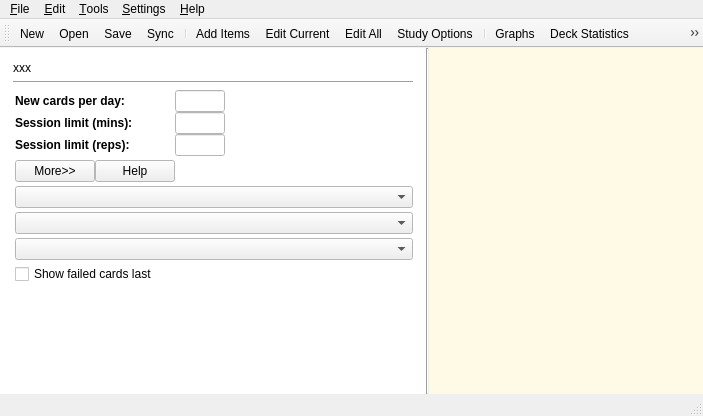
This is designer/main.ui in ankitects/anki as Qt 5 draws it before an edit. The edited form follows.
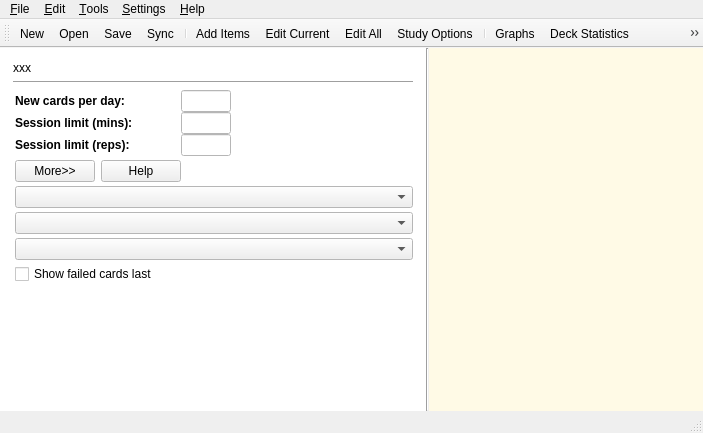
This is the edited form. The open tabs and pages were chosen to show the change. Icons and pictures are not drawn.

Commit message: increase spacing between 'more' and 'help'

The edit to the form file:
```diff
--- a/designer/main.ui
+++ b/designer/main.ui
@@ -6,7 +6,7 @@
     <x>0</x>
     <y>0</y>
     <width>699</width>
-    <height>416</height>
+    <height>433</height>
    </rect>
   </property>
   <property name="sizePolicy" >
@@ -23,14 +23,6 @@
     <normaloff>:/icons/anki.png</normaloff>:/icons/anki.png</iconset>
   </property>
   <widget class="QWidget" name="centralwidget" >
-   <property name="geometry" >
-    <rect>
-     <x>0</x>
-     <y>69</y>
-     <width>699</width>
-     <height>327</height>
-    </rect>
-   </property>
    <property name="sizePolicy" >
     <sizepolicy vsizetype="Expanding" hsizetype="Expanding" >
      <horstretch>1</horstretch>
@@ -452,16 +444,7 @@
            </item>
           </layout>
          </widget>
-         <widget class="QWidget" name="page" >
-          <property name="geometry" >
-           <rect>
-            <x>0</x>
-            <y>0</y>
-            <width>414</width>
-            <height>53</height>
-           </rect>
-          </property>
-         </widget>
+         <widget class="QWidget" name="page" />
         </widget>
        </item>
        <item row="0" column="0" >
@@ -529,14 +512,6 @@
           </layout>
          </widget>
          <widget class="QWidget" name="optionsPage" >
-          <property name="geometry" >
-           <rect>
-            <x>0</x>
-            <y>0</y>
-            <width>688</width>
-            <height>557</height>
-           </rect>
-          </property>
           <layout class="QGridLayout" name="gridLayout_3" >
            <property name="verticalSpacing" >
             <number>0</number>
@@ -710,6 +685,9 @@
                </item>
                <item row="3" column="0" >
                 <layout class="QHBoxLayout" name="horizontalLayout_2" >
+                 <property name="spacing" >
+                  <number>6</number>
+                 </property>
                  <property name="topMargin" >
                   <number>4</number>
                  </property>
@@ -1267,16 +1245,7 @@
    <addaction name="menu_Settings" />
    <addaction name="menuHelp" />
   </widget>
-  <widget class="QStatusBar" name="statusbar" >
-   <property name="geometry" >
-    <rect>
-     <x>0</x>
-     <y>396</y>
-     <width>699</width>
-     <height>20</height>
-    </rect>
-   </property>
-  </widget>
+  <widget class="QStatusBar" name="statusbar" />
   <widget class="QToolBar" name="toolBar" >
    <property name="enabled" >
     <bool>true</bool>
```
Left out of the diff: 85 changed lines with no effect on the pictures.
